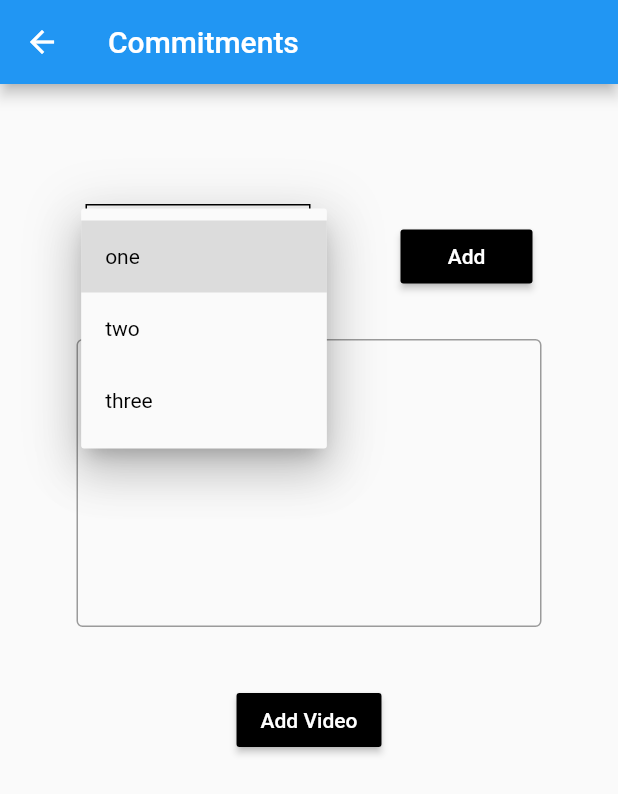
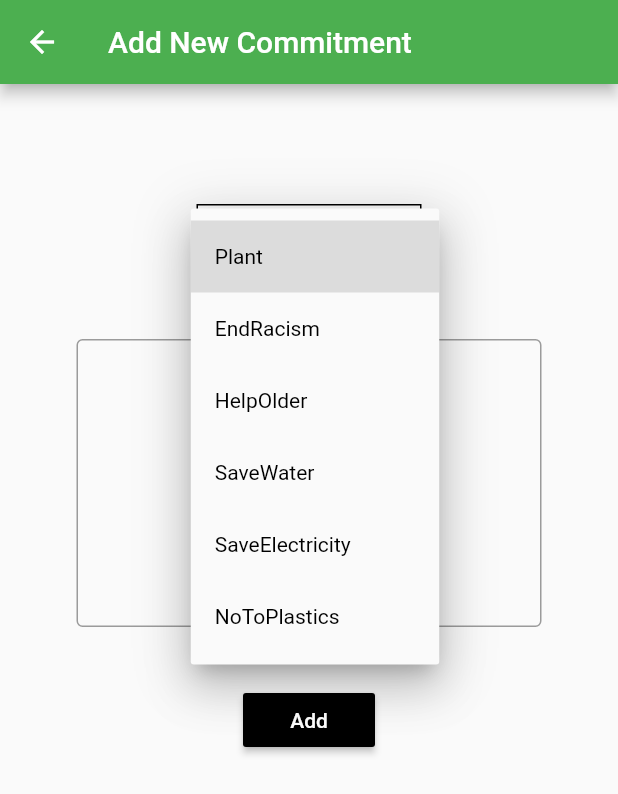
Before and after one commit to bertbeck/Flutter-Planet, a Flutter app: the Page3 screen opened by its route, after a tap on "Commitments", on a phone screen of 412 x 824 dp. Shown: the top 794 px of the screen. Run offline on Flutter 3.47's test engine with Material 2 defaults, Android fonts, the phone set to English and light mode, and no system bars; our stand-ins replace cloud_firestore, firebase_auth, google_sign_in; accounts and stored records are empty.

Commit message:
Connected page 2 and page 3

```diff
--- a/lib/Page3.dart
+++ b/lib/Page3.dart
@@ -1,29 +1,37 @@
 import 'package:flutter/material.dart';
 
-import 'Page4.dart';
+import './page2/page2.dart';
+
 class Page3 extends StatefulWidget {
   @override
   _Page3State createState() => _Page3State();
 }
 
 class _Page3State extends State<Page3> {
-  List<String> _locations = ['one', 'two', 'three'];
+  List<String> tags = [
+    'Plant',
+    'EndRacism',
+    'HelpOlder',
+    "SaveWater",
+    "SaveElectricity",
+    "NoToPlastics"
+  ];
   TextEditingController descriptionController = TextEditingController();
   String _selectedLocations;
-
 
   @override
   Widget build(BuildContext context) {
     return Scaffold(
         appBar: AppBar(
-        title: Text('Commitments'),
+          title: Text('Add New Commitment'),
+          backgroundColor: Colors.green,
         ),
         body: SingleChildScrollView(
           child: Column(
             crossAxisAlignment: CrossAxisAlignment.center,
             children: <Widget>[
               Container(
-           padding: EdgeInsets.only(top: 80,left: 15 , right: 15),
+                padding: EdgeInsets.only(top: 80, left: 15, right: 15),
                 child: Row(
                   mainAxisAlignment: MainAxisAlignment.center,
                   crossAxisAlignment: CrossAxisAlignment.center,
@@ -32,8 +40,7 @@ class _Page3State extends State<Page3> {
                         height: 70,
                         width: 150,
                         decoration: BoxDecoration(
-              border: Border.all(color: Colors.black)
-              ),
+                            border: Border.all(color: Colors.black)),
                         child: Row(
                           mainAxisAlignment: MainAxisAlignment.center,
                           children: <Widget>[
@@ -50,28 +57,30 @@ class _Page3State extends State<Page3> {
                                 ),
                                 onChanged: (String newValue) {
                                   setState(() {
-          _selectedLocations = newValue ;
+                                    _selectedLocations = newValue;
                                   });
                                 },
-   items: _locations.map((location) {
+                                items: tags.map((location) {
                                   return DropdownMenuItem(
                                     child: new Text(location),
                                     value: location,
                                   );
-            }).toList()
-),
+                                }).toList()),
                           ],
-            )
-          ),
-           Padding(padding: EdgeInsets.only(right: 20 , left: 40)),
-            RaisedButton(onPressed: (){},
-            child: Text('Add',style: TextStyle(color: Colors.white),),
-            color: Colors.black),
+                        )),
+//                    Padding(padding: EdgeInsets.only(right: 20, left: 40)),
+//                    RaisedButton(
+//                        onPressed: () {},
+//                        child: Text(
+//                          'Add',
+//                          style: TextStyle(color: Colors.white),
+//                        ),
+//                        color: Colors.black),
                   ],
                 ),
               ),
               Container(
-           padding: EdgeInsets.only(left: 20 , right: 20 , top: 20 ),
+                padding: EdgeInsets.only(left: 20, right: 20, top: 20),
                 height: 250,
                 width: 350,
                 child: TextField(
@@ -81,21 +90,30 @@ class _Page3State extends State<Page3> {
                           borderSide: new BorderSide(color: Colors.black)),
                     ),
                     keyboardType: TextInputType.multiline,
-                      maxLines: 8
-                  ),
+                    maxLines: 8),
               ),
               RaisedButton(
-         onPressed: (){
-            Navigator.push(
-    context,
-    MaterialPageRoute(builder: (context) => Page4()));
+                onPressed: () {
+//                  Navigator.push(context,
+//                      MaterialPageRoute(builder: (context) => Page4()));
+                  dummy.add(
+                    Commitment(
+                        tag: _selectedLocations,
+                        commitment: descriptionController.text,
+                        status: "doing"),
+                  );
+                  print(dummy.length);
+                  setState(() {});
+                  Navigator.of(context).pop();
                 },
-          child: Text('Add Video',style: TextStyle(color: Colors.white),),
+                child: Text(
+                  'Add',
+                  style: TextStyle(color: Colors.white),
+                ),
                 color: Colors.black,
               )
             ],
           ),
-      )
-    );
+        ));
   }
 }
--- a/lib/page2/page2.dart
+++ b/lib/page2/page2.dart
@@ -1,17 +1,23 @@
 import 'package:flutter/material.dart';
-import 'package:flutter_planet/models/commitment.dart';
 import 'package:flutter_planet/models/shoutout.dart';
 
 import '../utils.dart';
 
-class Page2 extends StatelessWidget {
+class Page2 extends StatefulWidget {
+  @override
+  _Page2State createState() => _Page2State();
+}
+
+class _Page2State extends State<Page2> {
   @override
   Widget build(BuildContext context) {
+    setState(() {});
     return DefaultTabController(
       length: 2,
       child: Scaffold(
         appBar: AppBar(
           title: Text("Bert's Page"),
+          backgroundColor: Colors.green,
           bottom: TabBar(
             tabs: [
               Tab(
@@ -20,7 +26,6 @@ class Page2 extends StatelessWidget {
               Tab(
                 text: 'Shout Outs',
               ),
-
             ],
           ),
         ),
@@ -35,20 +40,20 @@ class Page2 extends StatelessWidget {
   }
 }
 
-class Page2Body extends StatelessWidget {
-  @override
-  Widget build(BuildContext context) {
-    return Column(
-      children: [
-        _Commitments(),
-        SizedBox(
-          height: 24,
-        ),
-        _ShoutOuts(),
-      ],
-    );
-  }
-}
+//class Page2Body extends StatelessWidget {
+//  @override
+//  Widget build(BuildContext context) {
+//    return Column(
+//      children: [
+//        _Commitments(),
+//        SizedBox(
+//          height: 24,
+//        ),
+//        _ShoutOuts(),
+//      ],
+//    );
+//  }
+//}
 
 class _ShoutOuts extends StatelessWidget {
   List<ShoutOut> shoutouts = ShoutOut.dummy();
@@ -61,7 +66,7 @@ class _ShoutOuts extends StatelessWidget {
         return ListTile(
           title: Text(
             s.comment,
-            style: TextStyle(fontStyle: FontStyle.italic),
+            style: TextStyle(fontStyle: FontStyle.italic, fontSize: 20.0),
           ),
           subtitle: Text('- ${s.name}'),
         );
@@ -72,30 +77,92 @@ class _ShoutOuts extends StatelessWidget {
   }
 }
 
-class _Commitments extends StatelessWidget {
-  List<Commitment> commitments = Commitment.dummy();
+class _Commitments extends StatefulWidget {
+  @override
+  __CommitmentsState createState() => __CommitmentsState();
+}
 
+class __CommitmentsState extends State<_Commitments> {
   @override
   Widget build(BuildContext context) {
-    return ListView.separated(
+    List<Commitment> commitments = dummy;
+    setState(() {});
+    return Scaffold(
+      body: ListView.separated(
         itemBuilder: (_, index) {
           final c = commitments[index];
           return ListTile(
             title: Text(
               '${c.commitment}',
-            style: TextStyle(fontStyle: FontStyle.italic),
+              style: TextStyle(fontStyle: FontStyle.italic, fontSize: 20.0),
             ),
             subtitle: Row(
               children: [
-              Chip(label: Text(c.tag, style: Theme.of(context).accentTextTheme.subtitle1,), backgroundColor: colorFor(c.tag),),
+                Chip(
+                  label: Text(
+                    c.tag,
+                    style: Theme.of(context).accentTextTheme.subtitle1,
+                  ),
+                  backgroundColor: colorFor(c.tag),
+                ),
                 Spacer(),
-              Chip(label: Text(c.status), backgroundColor: c.fromStatus(),),
+                Chip(
+                  label: Text(c.status),
+                  backgroundColor: c.fromStatus(),
+                ),
               ],
             ),
           );
         },
         itemCount: commitments.length,
         separatorBuilder: (_, __) => Divider(),
+      ),
+      floatingActionButton: FloatingActionButton(
+        onPressed: () {
+          setState(() {
+            Navigator.of(context).pushNamed("/page3");
+          });
+        },
+        child: Icon(Icons.add),
+        backgroundColor: Colors.green,
+      ),
     );
   }
 }
+
+class Commitment {
+  final String commitment;
+  final String tag;
+  final String status;
+
+  Commitment({this.commitment, this.tag, this.status});
+
+  Color fromStatus() {
+    if (status == 'doing') {
+      return Colors.orangeAccent;
+    } else {
+      return Colors.greenAccent;
+    }
+  }
+
+  factory Commitment.fromMap(Map<String, dynamic> map) {
+    return Commitment(commitment: 'Commitment', tag: 'tag', status: 'status');
+  }
+}
+
+List<Commitment> dummy = [
+  Commitment(commitment: 'End racism', tag: 'EndRacism', status: 'doing'),
+  Commitment(commitment: 'Plant a tree', tag: 'Plant', status: 'done'),
+  Commitment(
+      commitment: 'Make a new friend', tag: 'NewFriend', status: 'doing'),
+  Commitment(
+      commitment: 'Help an older person', tag: 'HelpOlder', status: 'done'),
+  Commitment(
+      commitment: 'Stop using plastic bags',
+      tag: 'StopPlastic',
+      status: 'doing'),
+  Commitment(
+      commitment: 'Use ECO friendly lawn care products',
+      tag: 'EcoLawn',
+      status: 'done'),
+];
```
Lines whose indentation alone changed are shown as unchanged.
